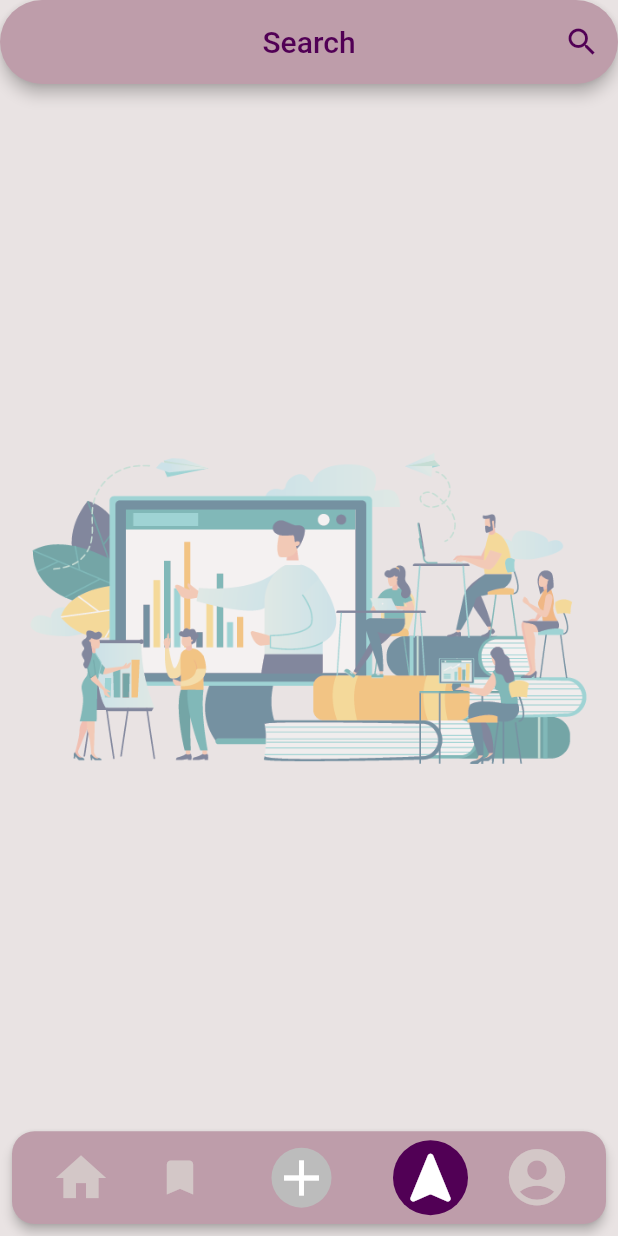
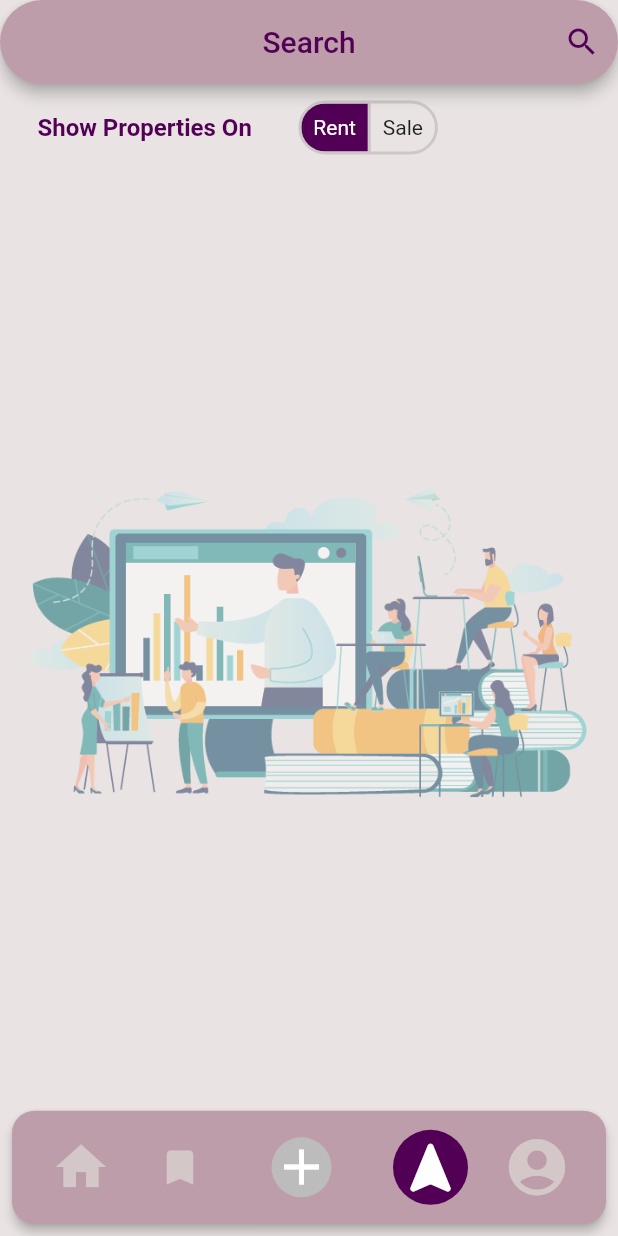
Before and after one commit to JohnNixon6972/Property_app, a Flutter app: the searchScreen screen opened by its route, on a phone screen of 412 x 824 dp. Run offline on Flutter 3.47's test engine with Material 2 defaults, Android fonts, the phone set to English and light mode, and no system bars; drawn by our look-alikes of avatar_glow; our stand-ins replace cached_network_image, cloud_firestore, dotted_border, file_picker, firebase_auth, firebase_core and 8 more; missing offline and left inert: dart:ffi, email_auth, emojis, flutter_logs; accounts and stored records are empty.

Commit message:
MAde search function completely

```diff
--- a/lib/screens/homescreen.dart
+++ b/lib/screens/homescreen.dart
@@ -403,12 +403,12 @@ class _HomeScreenState extends State<HomeScreen> {
                           'Hey ${userInfo.name} ${Emojis.wavingHandLightSkinTone}',
                           style: TextStyle(
                             fontSize: 20,
-                            fontWeight: FontWeight.w500,
+                            fontWeight: FontWeight.w900,
                             color: kBottomNavigationBackgroundColor,
                           ),
                         ),
                         Text(
-                          "Let's find your your best residence!",
+                          "Let's find your best residence!",
                           style: TextStyle(
                               fontSize: 15, fontWeight: FontWeight.bold),
                         )
--- a/lib/screens/searchScreen.dart
+++ b/lib/screens/searchScreen.dart
@@ -1,3 +1,5 @@
+import 'dart:ffi';
+
 import 'package:cached_network_image/cached_network_image.dart';
 import 'package:cloud_firestore/cloud_firestore.dart';
 import 'package:flutter/material.dart';
@@ -15,11 +17,11 @@ class searchScreen extends StatefulWidget {
 }
 
 class _searchScreenState extends State<searchScreen> {
+  late List<bool> isSelected;
   String query = "";
-  CollectionReference _saleCollection =
-      FirebaseFirestore.instance.collection("PropertiesSell");
-  CollectionReference _rentCollection =
-      FirebaseFirestore.instance.collection("PropertiesRent");
+  String searchType = "PropertiesRent";
+  final _firestore = FirebaseFirestore.instance;
+
   Icon customIcon = const Icon(
     Icons.search,
     color: kPrimaryButtonColor,
@@ -28,10 +30,16 @@ class _searchScreenState extends State<searchScreen> {
     'Search',
     style: TextStyle(color: kPrimaryButtonColor),
   );
+  @override
+  void initState() {
+    isSelected = [true, false];
+    super.initState();
+  }
 
-  Widget buildSaleResults(BuildContext context) {
+  Widget buildResults(BuildContext context) {
     return StreamBuilder<QuerySnapshot>(
-        stream: _saleCollection.snapshots().asBroadcastStream(),
+        stream:
+            _firestore.collection(searchType).snapshots().asBroadcastStream(),
         builder: (BuildContext context, AsyncSnapshot<QuerySnapshot> snapshot) {
           if (!snapshot.hasData) {
             return Center(
@@ -129,109 +137,6 @@ class _searchScreenState extends State<searchScreen> {
         });
   }
 
-  Widget buildRentResults(BuildContext context) {
-    return StreamBuilder<QuerySnapshot>(
-        stream: _rentCollection.snapshots().asBroadcastStream(),
-        builder: (BuildContext context, AsyncSnapshot<QuerySnapshot> snapshot) {
-          if (!snapshot.hasData) {
-            return Center(
-              child: CircularProgressIndicator(
-                color: kHighlightedTextColor,
-              ),
-            );
-          } else if (query == "") {
-            // return Padding(
-            //   padding: const EdgeInsets.only(top: 430),
-            //   child: Center(
-            //     child: Text(
-            //       "Type Name of the place to look for properties!",
-            //       style: TextStyle(
-            //           fontSize: 17,
-            //           fontWeight: FontWeight.w500,
-            //           color: kHighlightedTextColor),
-            //     ),
-            //   ),
-            // );
-            return Container();
-          } else {
-            if (snapshot.data!.docs
-                .where((QueryDocumentSnapshot<Object?> element) =>
-                    element['PropertyAddress']
-                        .toString()
-                        .toLowerCase()
-                        .contains(query.toLowerCase()))
-                .isEmpty) {
-              return Padding(
-                padding: const EdgeInsets.only(top: 430),
-                child: Center(
-                  child: Text(
-                    "No Such Place For Property Found!",
-                    style: TextStyle(
-                        fontSize: 17,
-                        fontWeight: FontWeight.w500,
-                        color: kHighlightedTextColor),
-                  ),
-                ),
-              );
-            } else {
-              return ListView(
-                children: [
-                  ...snapshot.data!.docs
-                      .where((QueryDocumentSnapshot<Object?> element) =>
-                          element['PropertyAddress']
-                              .toString()
-                              .toLowerCase()
-                              .contains(query.toLowerCase()))
-                      .map((QueryDocumentSnapshot<Object?> property) {
-                    var isSet = property["isSetImages"].toString();
-                    if (isSet == "True") {
-                      List<String> propertyImages = [];
-                      for (int i = 1; i <= 10; i++) {
-                        if (property["imgUrl$i"] != "") {
-                          propertyImages.add(property["imgUrl$i"]);
-                        }
-                      }
-                      // print(propertyImages);
-                      var imageloc = property["imgUrl1"];
-                      // print(imageloc);
-                      var price = property["Price"];
-                      var propertyAddress = property["PropertyAddress"];
-                      var propertyName = property["PropertyTitle"];
-                      var propertyDescription = property["PropertyDescription"];
-                      var to = "Rent";
-                      var bedRoom = property["BedRoom"];
-                      var BathRoom = property["BathRoom"];
-                      var propertyCategory = property["PropertyCategory"];
-                      var ownerName = property["OwnerName"];
-                      var propertyType = property["PropertyType"];
-                      var area = property["SquareFit"];
-
-                      return SearchedProperties(
-                        imageloc: imageloc,
-                        price: price,
-                        propertyAddress: propertyAddress,
-                        propertyName: propertyName,
-                        propertyImages: propertyImages,
-                        propertyCategory: propertyCategory,
-                        propertyDescription: propertyDescription,
-                        propertyType: propertyType,
-                        bedRoom: bedRoom,
-                        bathRoom: BathRoom,
-                        ownerName: ownerName,
-                        to: to,
-                        area: area,
-                      );
-                    } else {
-                      return Container();
-                    }
-                  })
-                ],
-              );
-            }
-          }
-        });
-  }
-
   @override
   Widget build(BuildContext context) {
     return Scaffold(
@@ -302,8 +207,64 @@ class _searchScreenState extends State<searchScreen> {
       body: SafeArea(
         child: Column(
           children: [
+            Row(
+              children: [
+                Padding(
+                  padding: const EdgeInsets.only(left: 25.0),
+                  child: Center(
+                    child: Text(
+                      "Show Properties On ",
+                      style: TextStyle(
+                          fontSize: 16,
+                          fontWeight: FontWeight.w600,
+                          color: kHighlightedTextColor),
+                    ),
+                  ),
+                ),
+                SizedBox(
+                  width: 15,
+                ),
+                Padding(
+                  padding:
+                      const EdgeInsets.symmetric(horizontal: 12.0, vertical: 5),
+                  child: ToggleButtons(
+                    constraints: BoxConstraints(minHeight: 8),
+                    fillColor: kHighlightedTextColor,
+                    borderWidth: 2,
+                    selectedColor: Colors.white,
+                    borderRadius: BorderRadius.circular(35),
+                    children: <Widget>[
+                      Padding(
+                        padding: const EdgeInsets.all(8.0),
+                        child: Text(
+                          'Rent',
+                          style: TextStyle(fontSize: 14),
+                        ),
+                      ),
+                      Padding(
+                        padding: const EdgeInsets.all(8.0),
+                        child: Text(
+                          'Sale',
+                          style: TextStyle(fontSize: 14),
+                        ),
+                      ),
+                    ],
+                    onPressed: (int index) {
+                      setState(() {
+                        searchType =
+                            index == 0 ? "PropertiesRent" : "PropertiesSell";
+                      });
+                      for (int i = 0; i < isSelected.length; i++) {
+                        isSelected[i] = i == index;
+                      }
+                    },
+                    isSelected: isSelected,
+                  ),
+                ),
+              ],
+            ),
             Expanded(
-              flex: 10,
+              flex: 15,
               child: Stack(children: [
                 Opacity(
                   opacity: 0.5,
@@ -315,16 +276,11 @@ class _searchScreenState extends State<searchScreen> {
                     ),
                   ),
                 ),
-                Column(
-                  children: [
-                    buildSaleResults(context),
-                    buildRentResults(context),
-                  ],
-                )
+                buildResults(context)
               ]),
             ),
             BottomPageNavigationBar(
-              flex_by: 1,
+              flex_by: 2,
               page: searchScreen.id,
             ),
           ],
```
